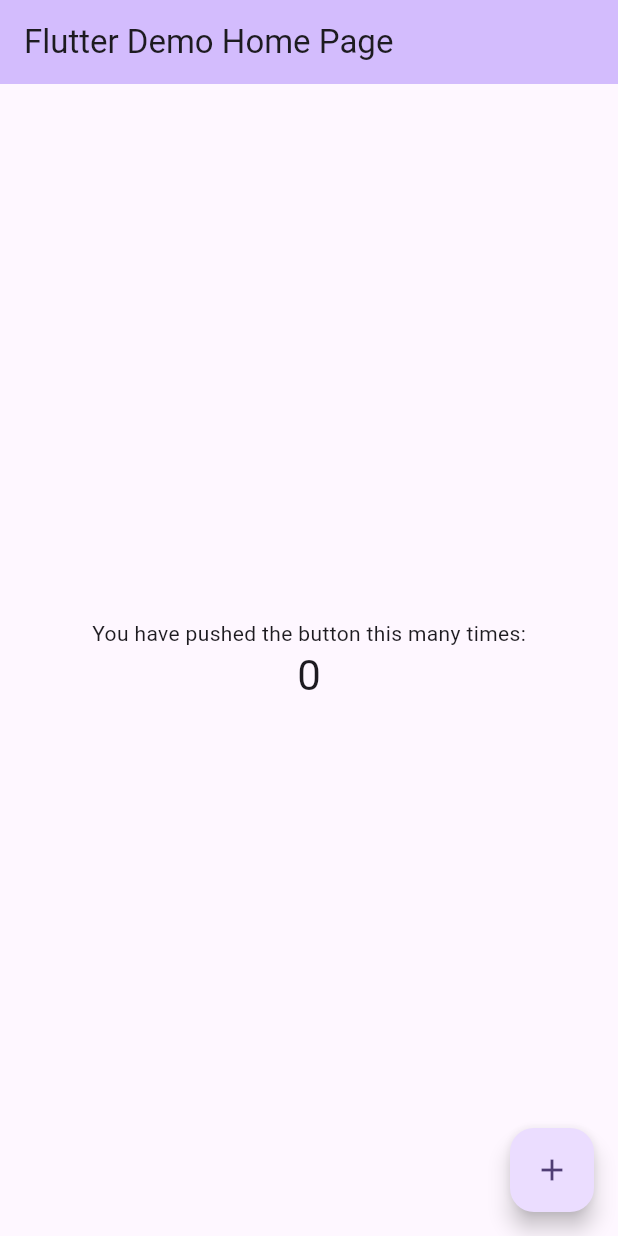
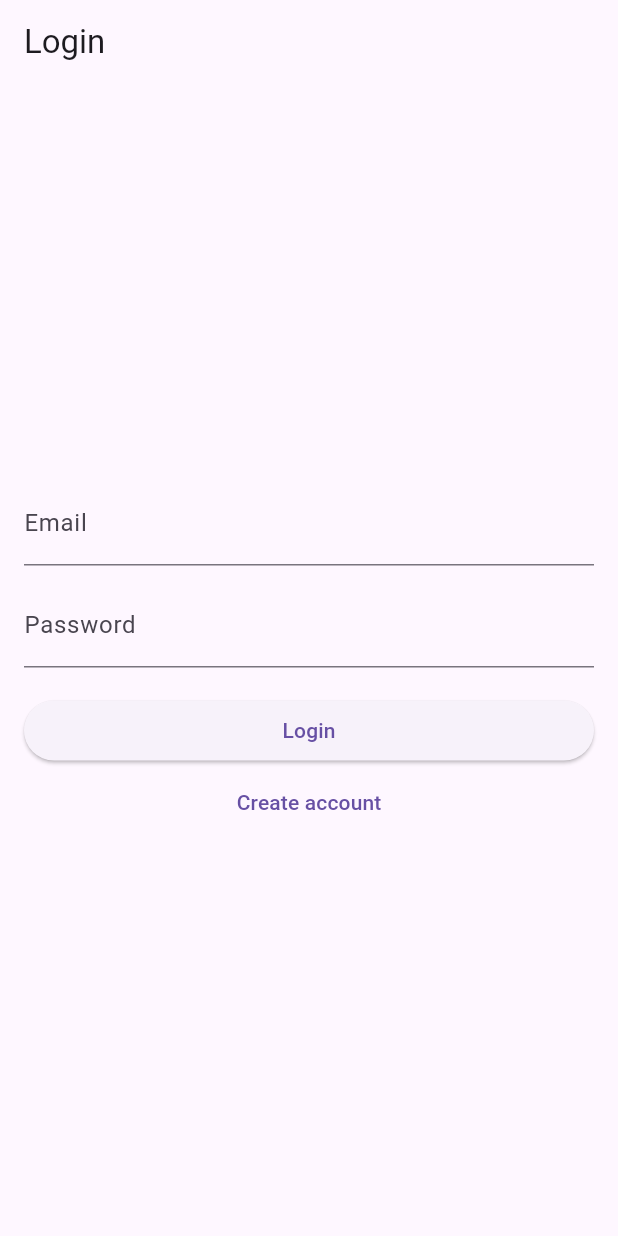
Before and after one commit to jignasa06/isro_quiz_app, a Flutter app: the screen it shows after launch, on a phone screen of 412 x 824 dp. Run offline on Flutter 3.47's test engine with Material 3 defaults, Android fonts, the phone set to English and light mode, and no system bars; our stand-ins replace firebase_auth, firebase_core, get; accounts and stored records are empty.

Commit message:
- Implemented login and signup UI with validation. - Implemented login and signup with firebase.

```diff
--- /dev/null
+++ b/lib/constants/route_constants.dart
@@ -0,0 +1,5 @@
+class Routes {
+  static const login = '/login';
+  static const register = '/register';
+  static const home = '/home';
+}
--- /dev/null
+++ b/lib/constants/text_constants.dart
@@ -0,0 +1,17 @@
+class TextConstants {
+  static const String appTitle = "ISRO MCQ App";
+
+  // login/register screen
+  static const String login = "Login";
+  static const String email = "Email";
+  static const String emailValidation = "Email is required";
+  static const String validEmail = "Enter valid email";
+  static const String password = "Password";
+  static const String passwordValidation = "Min 6 chars required";
+  static const String createAccount = "Create account";
+  static const String register = "register";
+  static const String error = "Error";
+  static const String loginFailed = "Login failed";
+  static const String registerFailed = "registration failed";
+
+}
--- a/lib/main.dart
+++ b/lib/main.dart
@@ -1,122 +1,34 @@
+import 'package:firebase_core/firebase_core.dart';
 import 'package:flutter/material.dart';
+import 'package:get/get_navigation/src/root/get_material_app.dart';
+import 'package:get/get_navigation/src/routes/get_route.dart';
+import 'package:isro_quiz_app/constants/text_constants.dart';
+import 'package:isro_quiz_app/views/home_view.dart';
 
-void main() {
-  runApp(const MyApp());
+import 'bindings/initial_binding.dart';
+import 'constants/route_constants.dart';
+import 'module/auth/views/login_view.dart';
+import 'module/auth/views/registration_view.dart';
+
+void main() async {
+  WidgetsFlutterBinding.ensureInitialized();
+  await Firebase.initializeApp();
+  runApp(MyApp());
 }
 
 class MyApp extends StatelessWidget {
-  const MyApp({super.key});
-
-  // This widget is the root of your application.
   @override
   Widget build(BuildContext context) {
-    return MaterialApp(
-      title: 'Flutter Demo',
-      theme: ThemeData(
-        // This is the theme of your application.
-        //
-        // TRY THIS: Try running your application with "flutter run". You'll see
-        // the application has a purple toolbar. Then, without quitting the app,
-        // try changing the seedColor in the colorScheme below to Colors.green
-        // and then invoke "hot reload" (save your changes or press the "hot
-        // reload" button in a Flutter-supported IDE, or press "r" if you used
-        // the command line to start the app).
-        //
-        // Notice that the counter didn't reset back to zero; the application
-        // state is not lost during the reload. To reset the state, use hot
-        // restart instead.
-        //
-        // This works for code too, not just values: Most code changes can be
-        // tested with just a hot reload.
-        colorScheme: ColorScheme.fromSeed(seedColor: Colors.deepPurple),
-      ),
-      home: const MyHomePage(title: 'Flutter Demo Home Page'),
+    return GetMaterialApp(
+      title: TextConstants.appTitle,
+      initialBinding: InitialBinding(),
+      initialRoute: Routes.login,
+      getPages: [
+        GetPage(name: Routes.login, page: () => LoginView()),
+        GetPage(name: Routes.register, page: () => RegisterView()),
+        GetPage(name: Routes.home, page: () => HomeView()), // placeholder
+      ],
+      debugShowCheckedModeBanner: false,
     );
   }
 }
-
-class MyHomePage extends StatefulWidget {
-  const MyHomePage({super.key, required this.title});
-
-  // This widget is the home page of your application. It is stateful, meaning
-  // that it has a State object (defined below) that contains fields that affect
-  // how it looks.
-
-  // This class is the configuration for the state. It holds the values (in this
-  // case the title) provided by the parent (in this case the App widget) and
-  // used by the build method of the State. Fields in a Widget subclass are
-  // always marked "final".
-
-  final String title;
-
-  @override
-  State<MyHomePage> createState() => _MyHomePageState();
-}
-
-class _MyHomePageState extends State<MyHomePage> {
-  int _counter = 0;
-
-  void _incrementCounter() {
-    setState(() {
-      // This call to setState tells the Flutter framework that something has
-      // changed in this State, which causes it to rerun the build method below
-      // so that the display can reflect the updated values. If we changed
-      // _counter without calling setState(), then the build method would not be
-      // called again, and so nothing would appear to happen.
-      _counter++;
-    });
-  }
-
-  @override
-  Widget build(BuildContext context) {
-    // This method is rerun every time setState is called, for instance as done
-    // by the _incrementCounter method above.
-    //
-    // The Flutter framework has been optimized to make rerunning build methods
-    // fast, so that you can just rebuild anything that needs updating rather
-    // than having to individually change instances of widgets.
-    return Scaffold(
-      appBar: AppBar(
-        // TRY THIS: Try changing the color here to a specific color (to
-        // Colors.amber, perhaps?) and trigger a hot reload to see the AppBar
-        // change color while the other colors stay the same.
-        backgroundColor: Theme.of(context).colorScheme.inversePrimary,
-        // Here we take the value from the MyHomePage object that was created by
-        // the App.build method, and use it to set our appbar title.
-        title: Text(widget.title),
-      ),
-      body: Center(
-        // Center is a layout widget. It takes a single child and positions it
-        // in the middle of the parent.
-        child: Column(
-          // Column is also a layout widget. It takes a list of children and
-          // arranges them vertically. By default, it sizes itself to fit its
-          // children horizontally, and tries to be as tall as its parent.
-          //
-          // Column has various properties to control how it sizes itself and
-          // how it positions its children. Here we use mainAxisAlignment to
-          // center the children vertically; the main axis here is the vertical
-          // axis because Columns are vertical (the cross axis would be
-          // horizontal).
-          //
-          // TRY THIS: Invoke "debug painting" (choose the "Toggle Debug Paint"
-          // action in the IDE, or press "p" in the console), to see the
-          // wireframe for each widget.
-          mainAxisAlignment: MainAxisAlignment.center,
-          children: <Widget>[
-            const Text('You have pushed the button this many times:'),
-            Text(
-              '$_counter',
-              style: Theme.of(context).textTheme.headlineMedium,
-            ),
-          ],
-        ),
-      ),
-      floatingActionButton: FloatingActionButton(
-        onPressed: _incrementCounter,
-        tooltip: 'Increment',
-        child: const Icon(Icons.add),
-      ), // This trailing comma makes auto-formatting nicer for build methods.
-    );
-  }
-}
--- /dev/null
+++ b/lib/module/auth/controller/auth_controller.dart
@@ -0,0 +1,45 @@
+import 'package:get/get.dart';
+import 'package:isro_quiz_app/constants/text_constants.dart';
+import 'package:isro_quiz_app/module/auth/model/user_model.dart';
+import 'package:isro_quiz_app/module/auth/service/auth_service.dart';
+
+import '../../../constants/route_constants.dart';
+
+class AuthController extends GetxController {
+  final AuthService _service = Get.find();
+  var user = Rxn<UserModel>();
+  var isLoading = false.obs;
+
+  bool validation(String email, String password) {
+    final emailRegex = RegExp(r"^[\w-\.]+@([\w-]+\.)+[\w-]{2,4}$");
+    if (email.isEmpty) {
+      Get.snackbar(TextConstants.error, TextConstants.emailValidation);
+      return false;
+    }
+    if (!emailRegex.hasMatch(email)) {
+      Get.snackbar(TextConstants.error, TextConstants.validEmail);
+      return false;
+    }
+    if (password.length < 6) {
+      Get.snackbar(TextConstants.error, TextConstants.passwordValidation);
+      return false;
+    }
+    return true;
+  }
+
+  Future<void> loginSignup(String email, String password, bool isLogin) async {
+    if (!validation(email, password)) return;
+    try {
+      isLoading.value = false;
+      var result = await _service.loginSignup(email, password, isLogin);
+      if (result != null) Get.offAllNamed(Routes.home);
+    } catch (e) {
+      Get.snackbar(
+        isLogin ? TextConstants.loginFailed : TextConstants.registerFailed,
+        e.toString(),
+      );
+    } finally {
+      isLoading.value = false;
+    }
+  }
+}
--- /dev/null
+++ b/lib/module/auth/model/user_model.dart
@@ -0,0 +1,23 @@
+class UserModel
+{
+  final String? uid;
+  final String? email;
+  final String? displayName;
+  final String? photoUrl;
+
+  UserModel({required this.uid,required this.email,required this.displayName,required this.photoUrl});
+
+  Map<String, dynamic> toMap() => {
+    'uid': uid,
+    'email': email,
+    'displayName': displayName,
+    'photoUrl': photoUrl,
+  };
+
+  factory UserModel.fromMap(Map<String, dynamic> map) => UserModel(
+    uid: map['uid'],
+    email: map['email'],
+    displayName: map['displayName'],
+    photoUrl: map['photoUrl'],
+  );
+}
--- /dev/null
+++ b/lib/module/auth/service/auth_service.dart
@@ -0,0 +1,20 @@
+import 'package:firebase_auth/firebase_auth.dart';
+
+class AuthService {
+  final FirebaseAuth _auth = FirebaseAuth.instance;
+
+  Future<User?> loginSignup(String email, String password, bool isLogin) async {
+    final cred = isLogin
+        ? await _auth.signInWithEmailAndPassword(
+            email: email,
+            password: password,
+          )
+        : await _auth.createUserWithEmailAndPassword(
+            email: email,
+            password: password,
+          );
+    return cred.user;
+  }
+
+  Future<void> signOut() => _auth.signOut();
+}
--- /dev/null
+++ b/lib/module/auth/views/login_view.dart
@@ -0,0 +1,81 @@
+// short & focused: UI-only (Form + buttons)
+import 'package:flutter/material.dart';
+import 'package:get/get.dart';
+import 'package:isro_quiz_app/constants/text_constants.dart';
+
+import '../../../constants/route_constants.dart';
+import '../controller/auth_controller.dart';
+
+class LoginView extends StatelessWidget {
+  final AuthController auth = Get.find();
+  final _formKey = GlobalKey<FormState>();
+  final TextEditingController emailController = TextEditingController();
+  final TextEditingController passController = TextEditingController();
+
+  LoginView({super.key});
+
+  @override
+  Widget build(BuildContext context) {
+    return Scaffold(
+      appBar: AppBar(title: const Text(TextConstants.login)),
+      body: Padding(
+        padding: const EdgeInsets.all(16),
+        child: Center(
+          child: SingleChildScrollView(
+            child: Form(
+              key: _formKey,
+              child: Column(
+                children: [
+                  TextFormField(
+                    controller: emailController,
+                    decoration: InputDecoration(labelText: TextConstants.email),
+                    keyboardType: TextInputType.emailAddress,
+                    validator: (v) => v == null || v.isEmpty
+                        ? TextConstants.emailValidation
+                        : null,
+                  ),
+                  SizedBox(height: 12),
+                  TextFormField(
+                    controller: passController,
+                    decoration: InputDecoration(
+                      labelText: TextConstants.password,
+                    ),
+                    obscureText: true,
+                    validator: (v) => v == null || v.length < 6
+                        ? TextConstants.passwordValidation
+                        : null,
+                  ),
+                  SizedBox(height: 18),
+                  Obx(() {
+                    if (auth.isLoading.value) {
+                      return CircularProgressIndicator();
+                    }
+                    return SizedBox(
+                      width: double.infinity,
+                      child: ElevatedButton(
+                        onPressed: () {
+                          if (_formKey.currentState?.validate() ?? false) {
+                            auth.loginSignup(
+                              emailController.text.trim(),
+                              passController.text,
+                              true,
+                            );
+                          }
+                        },
+                        child: Text(TextConstants.login),
+                      ),
+                    );
+                  }),
+                  TextButton(
+                    onPressed: () => Get.toNamed(Routes.register),
+                    child: Text(TextConstants.createAccount),
+                  ),
+                ],
+              ),
+            ),
+          ),
+        ),
+      ),
+    );
+  }
+}
```
Also changed, not shown: lib/bindings/initial_binding.dart (added, +15 -0 lines), lib/module/auth/views/registration_view.dart (added, +73 -0 lines), lib/views/home_view.dart (added, +10 -0 lines), pubspec.yaml (+9 -2 lines), 2 other files.
